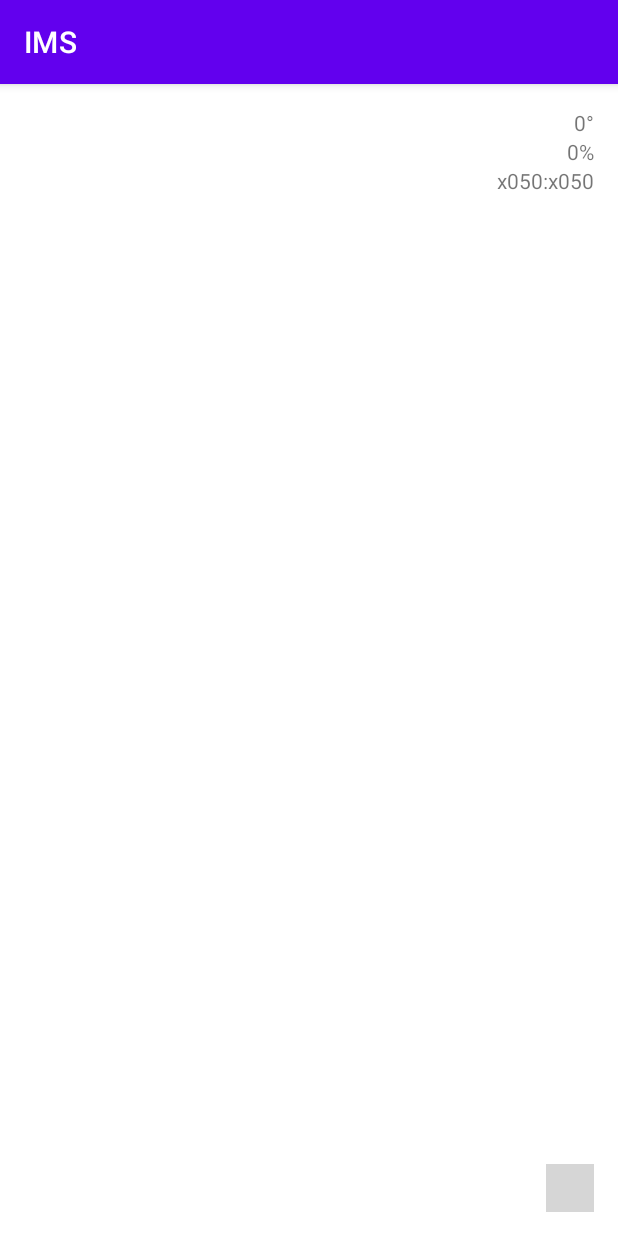
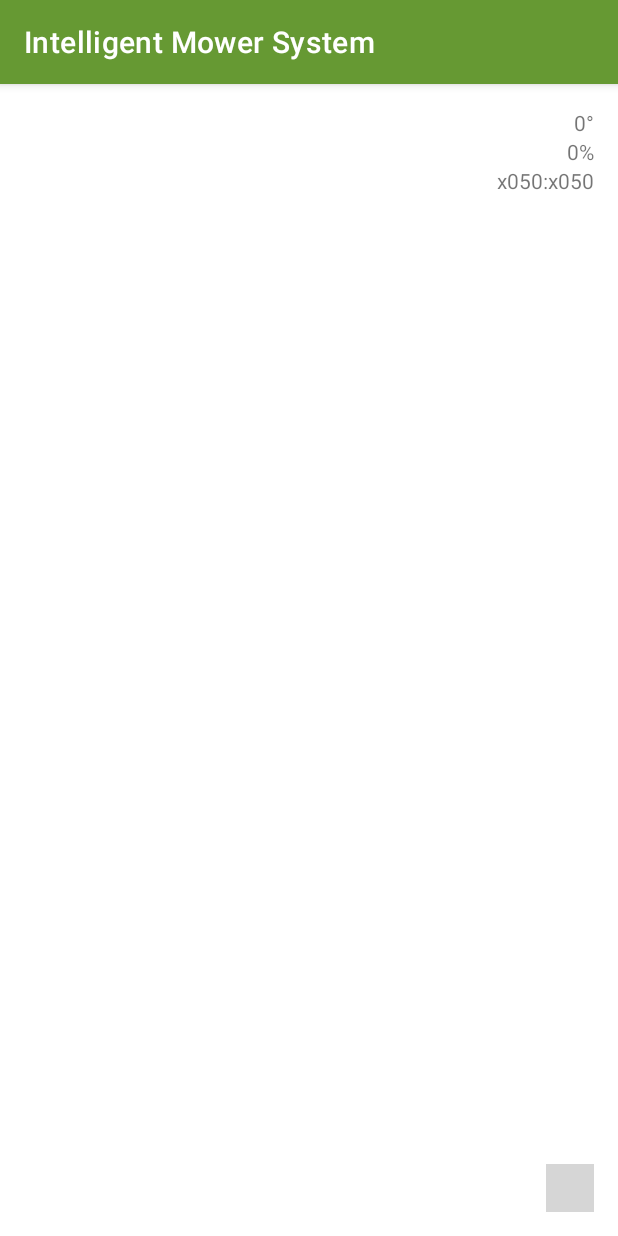
Before and after one commit to IMS-Group-3/IntelligentMobileSystem, an Android app built with Jetpack Compose: the ControlActivity screen opened directly, with no data from a screen before it, on a phone screen of 412 x 824 dp. Run offline under Robolectric (Android 15) with nearby library versions, the phone set to English and light mode, and no system bars; libraries missing offline, so code that uses them is left out: io.github.controlwear.virtual; plain views replace JoystickView; 1 statement that could not run was skipped; grey boxes are pictures that could not be loaded.

Commit message:
Changed statusbar and primary colors used

```diff
--- a/App/IMS/app/src/main/res/values/strings.xml
+++ b/App/IMS/app/src/main/res/values/strings.xml
@@ -1,5 +1,5 @@
 <resources>
-    <string name="app_name">IMS</string>
+    <string name="app_name">Intelligent Mower System</string>
     <string name="startscreen_title">Intelligent Mobile Systems</string>
     <string name="startscreen_subTitle">Group 3</string>
     <string name="history">History</string>
--- a/App/IMS/app/src/main/res/values/themes.xml
+++ b/App/IMS/app/src/main/res/values/themes.xml
@@ -2,15 +2,15 @@
     <!-- Base application theme. -->
     <style name="Theme.IMS" parent="Theme.MaterialComponents.DayNight.DarkActionBar">
         <!-- Primary brand color. -->
-        <item name="colorPrimary">@color/purple_500</item>
-        <item name="colorPrimaryVariant">@color/purple_700</item>
+        <item name="colorPrimary">#669933</item>
+        <item name="colorPrimaryVariant">#164D00</item>
         <item name="colorOnPrimary">@color/white</item>
         <!-- Secondary brand color. -->
         <item name="colorSecondary">@color/teal_200</item>
         <item name="colorSecondaryVariant">@color/teal_700</item>
         <item name="colorOnSecondary">@color/black</item>
         <!-- Status bar color. -->
-        <item name="android:statusBarColor">?attr/colorPrimaryVariant</item>
+        <item name="android:statusBarColor">#223a1d</item>
         <!-- Customize your theme here. -->
     </style>
 
```
